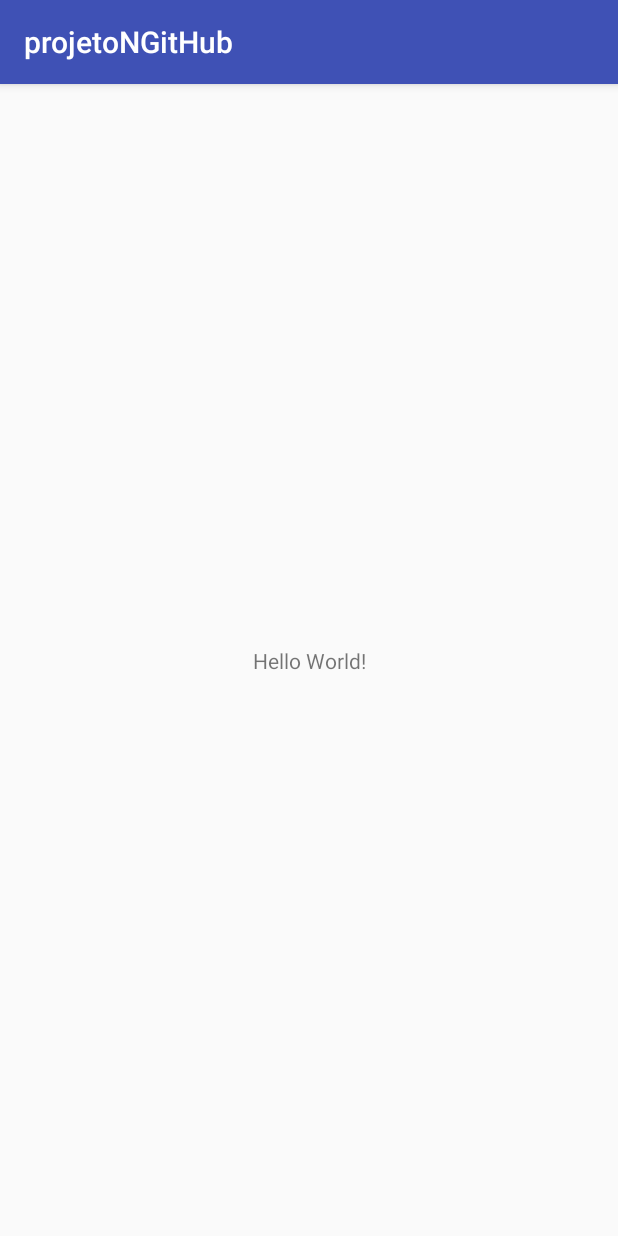
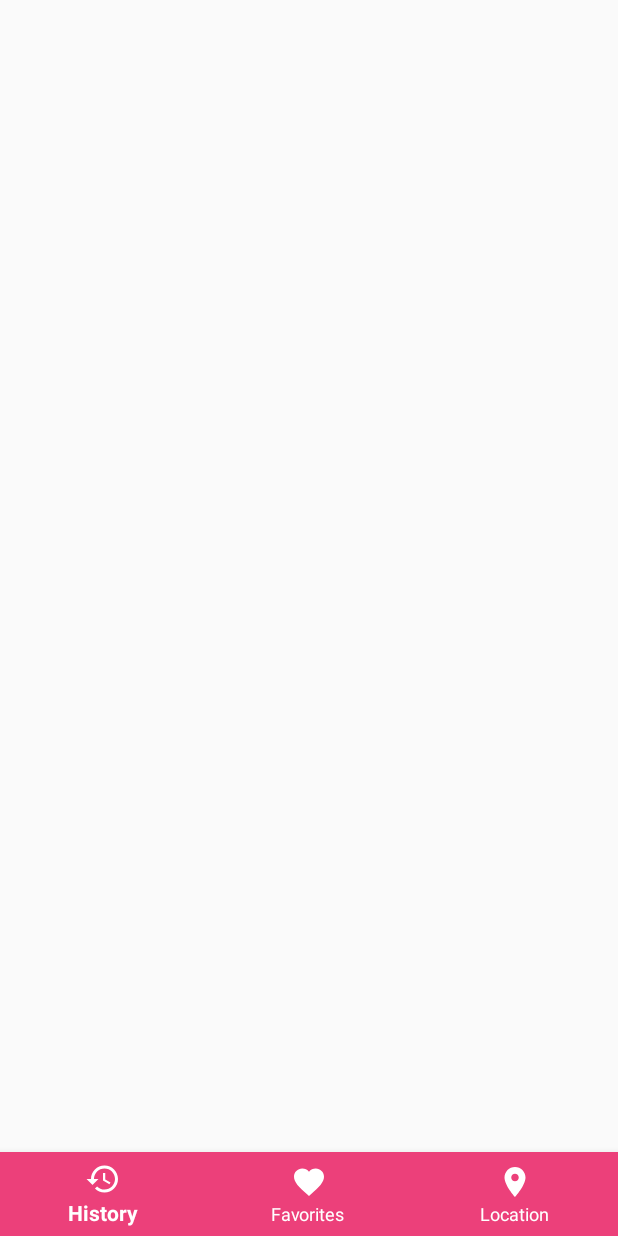
Before and after one commit to Marquinhosfz/projetoNGitHub, an Android app: the screen it shows after launch (MainActivity), on a phone screen of 412 x 824 dp. Run offline under Robolectric (Android 15) with nearby library versions, the phone set to English and light mode, and no system bars.

Commit message:
Alterações no layout, cores e BottomNavigation

```diff
--- a/app/build.gradle
+++ b/app/build.gradle
@@ -21,6 +21,7 @@ android {
 dependencies {
     implementation fileTree(dir: 'libs', include: ['*.jar'])
     implementation 'com.android.support:appcompat-v7:26.1.0'
+    implementation 'com.android.support:design:26.1.0'
     implementation 'com.android.support.constraint:constraint-layout:1.0.2'
     testImplementation 'junit:junit:4.12'
     androidTestImplementation 'com.android.support.test:runner:1.0.1'
--- a/app/src/main/java/br/senac/sp/l13/projetongithub/MainActivity.java
+++ b/app/src/main/java/br/senac/sp/l13/projetongithub/MainActivity.java
@@ -1,7 +1,12 @@
 package br.senac.sp.l13.projetongithub;
 
+import android.support.annotation.NonNull;
+import android.support.design.widget.BottomNavigationView;
 import android.support.v7.app.AppCompatActivity;
 import android.os.Bundle;
+import android.view.Gravity;
+import android.view.MenuItem;
+import android.widget.Toast;
 
 public class MainActivity extends AppCompatActivity {
 
@@ -9,5 +14,35 @@ public class MainActivity extends AppCompatActivity {
     protected void onCreate(Bundle savedInstanceState) {
         super.onCreate(savedInstanceState);
         setContentView(R.layout.activity_main);
+
+        BottomNavigationView bottomNavigationView = (BottomNavigationView) findViewById(R.id.bottomNav);
+
+        bottomNavigationView.setOnNavigationItemSelectedListener(new BottomNavigationView.OnNavigationItemSelectedListener() {
+            @Override
+            public boolean onNavigationItemSelected(@NonNull MenuItem item) {
+                switch (item.getItemId()) {
+                    case R.id.action_recents:
+                        Toast toast = Toast.makeText(MainActivity.this, "Clique para recentes", Toast.LENGTH_LONG);
+                        toast.setGravity(Gravity.CENTER_HORIZONTAL | Gravity.CENTER_VERTICAL, 0, 0);
+                        toast.show();
+
+                        break;
+                    case R.id.action_favorite:
+                        Toast toast1 = Toast.makeText(MainActivity.this, "Clique para favoritos", Toast.LENGTH_LONG);
+                        toast1.setGravity(Gravity.CENTER_HORIZONTAL | Gravity.CENTER_VERTICAL, 0, 0);
+                        toast1.show();
+
+                        break;
+
+                    case R.id.action_location:
+                        Toast toast2 = Toast.makeText(MainActivity.this, "Clique para localização", Toast.LENGTH_LONG);
+                        toast2.setGravity(Gravity.CENTER_HORIZONTAL | Gravity.CENTER_VERTICAL, 0, 0);
+                        toast2.show();
+                        break;
+
+                }
+                return true;
+            }
+        });
     }
 }
--- /dev/null
+++ b/app/src/main/res/drawable/ic_favorite_black_24dp.xml
@@ -0,0 +1,9 @@
+<vector xmlns:android="http://schemas.android.com/apk/res/android"
+        android:width="24dp"
+        android:height="24dp"
+        android:viewportWidth="24.0"
+        android:viewportHeight="24.0">
+    <path
+        android:fillColor="#fff"
+        android:pathData="M12,21.35l-1.45,-1.32C5.4,15.36 2,12.28 2,8.5 2,5.42 4.42,3 7.5,3c1.74,0 3.41,0.81 4.5,2.09C13.09,3.81 14.76,3 16.5,3 19.58,3 22,5.42 22,8.5c0,3.78 -3.4,6.86 -8.55,11.54L12,21.35z"/>
+</vector>
--- /dev/null
+++ b/app/src/main/res/drawable/ic_history_black_24dp.xml
@@ -0,0 +1,9 @@
+<vector xmlns:android="http://schemas.android.com/apk/res/android"
+        android:width="24dp"
+        android:height="24dp"
+        android:viewportWidth="24.0"
+        android:viewportHeight="24.0">
+    <path
+        android:fillColor="#fff"
+        android:pathData="M13,3c-4.97,0 -9,4.03 -9,9L1,12l3.89,3.89 0.07,0.14L9,12L6,12c0,-3.87 3.13,-7 7,-7s7,3.13 7,7 -3.13,7 -7,7c-1.93,0 -3.68,-0.79 -4.94,-2.06l-1.42,1.42C8.27,19.99 10.51,21 13,21c4.97,0 9,-4.03 9,-9s-4.03,-9 -9,-9zM12,8v5l4.28,2.54 0.72,-1.21 -3.5,-2.08L13.5,8L12,8z"/>
+</vector>
--- /dev/null
+++ b/app/src/main/res/drawable/ic_location_on_black_24dp.xml
@@ -0,0 +1,9 @@
+<vector xmlns:android="http://schemas.android.com/apk/res/android"
+        android:width="24dp"
+        android:height="24dp"
+        android:viewportWidth="24.0"
+        android:viewportHeight="24.0">
+    <path
+        android:fillColor="#fff"
+        android:pathData="M12,2C8.13,2 5,5.13 5,9c0,5.25 7,13 7,13s7,-7.75 7,-13c0,-3.87 -3.13,-7 -7,-7zM12,11.5c-1.38,0 -2.5,-1.12 -2.5,-2.5s1.12,-2.5 2.5,-2.5 2.5,1.12 2.5,2.5 -1.12,2.5 -2.5,2.5z"/>
+</vector>
--- /dev/null
+++ b/app/src/main/res/drawable/nav_item_color_state.xml
@@ -0,0 +1,12 @@
+<?xml version="1.0" encoding="utf-8"?>
+<selector xmlns:android="http://schemas.android.com/apk/res/android">
+
+    <item
+
+        android:color="@android:color/white"
+        android:state_enabled="true" />
+    <item
+        android:color="@color/colorPrimaryDark"
+        android:state_enabled="true"/>
+
+</selector>
--- a/app/src/main/res/layout/activity_main.xml
+++ b/app/src/main/res/layout/activity_main.xml
@@ -1,18 +1,22 @@
 <?xml version="1.0" encoding="utf-8"?>
-<android.support.constraint.ConstraintLayout xmlns:android="http://schemas.android.com/apk/res/android"
+<android.support.design.widget.CoordinatorLayout xmlns:android="http://schemas.android.com/apk/res/android"
     xmlns:app="http://schemas.android.com/apk/res-auto"
     xmlns:tools="http://schemas.android.com/tools"
     android:layout_width="match_parent"
     android:layout_height="match_parent"
     tools:context="br.senac.sp.l13.projetongithub.MainActivity">
 
-    <TextView
-        android:layout_width="wrap_content"
-        android:layout_height="wrap_content"
-        android:text="Hello World!"
-        app:layout_constraintBottom_toBottomOf="parent"
-        app:layout_constraintLeft_toLeftOf="parent"
-        app:layout_constraintRight_toRightOf="parent"
-        app:layout_constraintTop_toTopOf="parent" />
+   <android.support.design.widget.BottomNavigationView
+       android:id="@+id/bottomNav"
+       android:layout_width="match_parent"
+       android:layout_height="wrap_content"
+       app:itemBackground="@color/colorPrimary"
+       app:itemIconTint="@drawable/nav_item_color_state"
+       app:itemTextColor="@drawable/nav_item_color_state"
+       app:menu="@menu/menu_bottom"
+       android:layout_gravity="bottom">
 
-</android.support.constraint.ConstraintLayout>
+
+   </android.support.design.widget.BottomNavigationView>
+
+</android.support.design.widget.CoordinatorLayout>
--- /dev/null
+++ b/app/src/main/res/menu/menu_bottom.xml
@@ -0,0 +1,25 @@
+<?xml version="1.0" encoding="utf-8"?>
+<menu xmlns:android="http://schemas.android.com/apk/res/android"
+    xmlns:app="http://schemas.android.com/apk/res-auto">
+
+    <item
+
+        android:id="@+id/action_recents"
+        android:icon="@drawable/ic_history_black_24dp"
+        app:showAsAction="ifRoom"
+        android:title="History" />
+
+    <item
+
+        android:id="@+id/action_favorite"
+        android:icon="@drawable/ic_favorite_black_24dp"
+        app:showAsAction="ifRoom"
+        android:title="Favorites" />
+
+    <item
+
+        android:id="@+id/action_location"
+        android:icon="@drawable/ic_location_on_black_24dp"
+        app:showAsAction="ifRoom"
+        android:title="Location" />
+</menu>
--- a/app/src/main/res/values/colors.xml
+++ b/app/src/main/res/values/colors.xml
@@ -1,6 +1,6 @@
 <?xml version="1.0" encoding="utf-8"?>
 <resources>
-    <color name="colorPrimary">#3F51B5</color>
-    <color name="colorPrimaryDark">#303F9F</color>
-    <color name="colorAccent">#FF4081</color>
+    <color name="colorPrimary">#EC407A</color>
+    <color name="colorPrimaryDark">#E91E63</color>
+    <color name="colorAccent">#D81B60</color>
 </resources>
--- a/app/src/main/res/values/styles.xml
+++ b/app/src/main/res/values/styles.xml
@@ -1,7 +1,7 @@
 <resources>
 
     <!-- Base application theme. -->
-    <style name="AppTheme" parent="Theme.AppCompat.Light.DarkActionBar">
+    <style name="AppTheme" parent="Theme.AppCompat.Light.NoActionBar">
         <!-- Customize your theme here. -->
         <item name="colorPrimary">@color/colorPrimary</item>
         <item name="colorPrimaryDark">@color/colorPrimaryDark</item>
```
